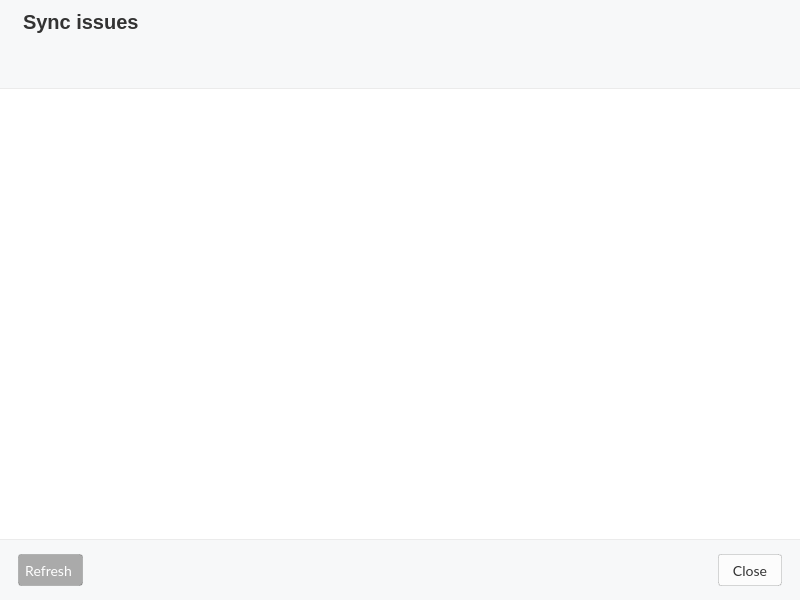
meganz/MEGAsync, file src/MEGASync/stalled_issues/gui/macx/StalledIssuesDialog.ui: the form before one commit.
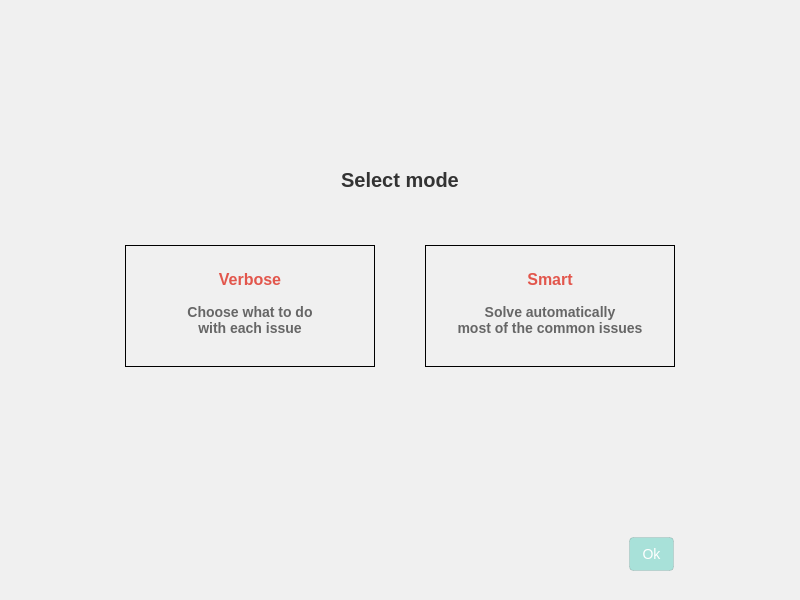
The form after the commit. Icons and pictures are not drawn. Custom widgets are drawn as their Qt base class.

Commit message: Adapt mode selector to Linux and macOS

The edit to the form file:
```diff
--- a/src/MEGASync/stalled_issues/gui/macx/StalledIssuesDialog.ui
+++ b/src/MEGASync/stalled_issues/gui/macx/StalledIssuesDialog.ui
@@ -102,6 +102,359 @@
     <number>0</number>
    </property>
    <item>
+    <widget class="QStackedWidget" name="stackedWidget">
+     <property name="styleSheet">
+      <string notr="true">#ModeSelector
+{
+background-color: #f0f0f0;
+}</string>
+     </property>
+     <widget class="QWidget" name="ModeSelector">
+      <property name="styleSheet">
+       <string notr="true">#ModeTitle
+{
+  font-family: &quot;Poppins&quot;;
+  font-size:20px;
+  line-height: 30px;
+  font-weight: 600;
+  color: #333333;
+}</string>
+      </property>
+      <layout class="QVBoxLayout" name="verticalLayout_5">
+       <property name="spacing">
+        <number>4</number>
+       </property>
+       <property name="leftMargin">
+        <number>6</number>
+       </property>
+       <property name="topMargin">
+        <number>20</number>
+       </property>
+       <property name="rightMargin">
+        <number>6</number>
+       </property>
+       <property name="bottomMargin">
+        <number>20</number>
+       </property>
+       <item>
+        <spacer name="verticalSpacer_2">
+         <property name="orientation">
+          <enum>Qt::Vertical</enum>
+         </property>
+         <property name="sizeHint" stdset="0">
+          <size>
+           <width>20</width>
+           <height>140</height>
+          </size>
+         </property>
+        </spacer>
+       </item>
+       <item>
+        <widget class="QLabel" name="ModeTitle">
+         <property name="text">
+          <string>Select mode</string>
+         </property>
+         <property name="alignment">
+          <set>Qt::AlignCenter</set>
+         </property>
+        </widget>
+       </item>
+       <item>
+        <spacer name="verticalSpacer_4">
+         <property name="orientation">
+          <enum>Qt::Vertical</enum>
+         </property>
+         <property name="sizeType">
+          <enum>QSizePolicy::Fixed</enum>
+         </property>
+         <property name="sizeHint" stdset="0">
+          <size>
+           <width>20</width>
+           <height>40</height>
+          </size>
+         </property>
+        </spacer>
+       </item>
+       <item>
+        <widget class="QWidget" name="Container" native="true">
+         <property name="styleSheet">
+          <string notr="true">#Verbose[SELECTED=true], #Smart[SELECTED=true] 
+{
+border: 2px solid #f0373a;
+border-radius: 6px;
+background-color: white;
+}
+
+#Verbose[SELECTED=false], #Smart[SELECTED=false] 
+{
+border: 2px solid #c2c2c2;
+border-radius: 6px;
+background-color: #f6f6f6;
+}</string>
+         </property>
+         <layout class="QHBoxLayout" name="horizontalLayout_4">
+          <property name="leftMargin">
+           <number>75</number>
+          </property>
+          <property name="rightMargin">
+           <number>75</number>
+          </property>
+          <item>
+           <widget class="QFrame" name="Verbose">
+            <property name="minimumSize">
+             <size>
+              <width>0</width>
+              <height>0</height>
+             </size>
+            </property>
+            <property name="maximumSize">
+             <size>
+              <width>250</width>
+              <height>16777215</height>
+             </size>
+            </property>
+            <property name="cursor">
+             <cursorShape>PointingHandCursor</cursorShape>
+            </property>
+            <property name="styleSheet">
+             <string notr="true">#VerboseTitle
+{
+  font-family: &quot;Poppins&quot;;
+  font-size:16px;
+  line-height: 30px;
+  font-weight: 600;
+  color: #e2564c;
+}
+
+#VerboseDescription
+{
+  font-family: &quot;Poppins&quot;;
+  font-size:14px;
+  line-height: 30px;
+  font-weight: 600;
+  color: #666666;
+}
+</string>
+            </property>
+            <property name="frameShape">
+             <enum>QFrame::Panel</enum>
+            </property>
+            <layout class="QVBoxLayout" name="verticalLayout_6">
+             <property name="spacing">
+              <number>15</number>
+             </property>
+             <property name="leftMargin">
+              <number>0</number>
+             </property>
+             <property name="rightMargin">
+              <number>0</number>
+             </property>
+             <property name="bottomMargin">
+              <number>30</number>
+             </property>
+             <item>
+              <widget class="QWidget" name="VerboseIcon" native="true"/>
+             </item>
+             <item>
+              <widget class="QLabel" name="VerboseTitle">
+               <property name="text">
+                <string>Verbose</string>
+               </property>
+               <property name="alignment">
+                <set>Qt::AlignCenter</set>
+               </property>
+              </widget>
+             </item>
+             <item>
+              <widget class="QLabel" name="VerboseDescription">
+               <property name="text">
+                <string>Choose what to do
+with each issue</string>
+               </property>
+               <property name="alignment">
+                <set>Qt::AlignCenter</set>
+               </property>
+              </widget>
+             </item>
+            </layout>
+           </widget>
+          </item>
+          <item>
+           <widget class="QFrame" name="Smart">
+            <property name="minimumSize">
+             <size>
+              <width>0</width>
+              <height>0</height>
+             </size>
+            </property>
+            <property name="maximumSize">
+             <size>
+              <width>250</width>
+              <height>16777215</height>
+             </size>
+            </property>
+            <property name="cursor">
+             <cursorShape>PointingHandCursor</cursorShape>
+            </property>
+            <property name="styleSheet">
+             <string notr="true">#SmartTitle
+{
+  font-family: &quot;Poppins&quot;;
+  font-size:16px;
+  line-height: 30px;
+  font-weight: 600;
+  color: #e2564c;
+}
+
+#SmartDescription
+{
+  font-family: &quot;Poppins&quot;;
+  font-size:14px;
+  line-height: 30px;
+  font-weight: 600;
+  color: #666666;
+}
+</string>
+            </property>
+            <property name="frameShape">
+             <enum>QFrame::Panel</enum>
+            </property>
+            <layout class="QVBoxLayout" name="verticalLayout_7">
+             <property name="spacing">
+              <number>15</number>
+             </property>
+             <property name="leftMargin">
+              <number>0</number>
+             </property>
+             <property name="rightMargin">
+              <number>0</number>
+             </property>
+             <property name="bottomMargin">
+              <number>30</number>
+             </property>
+             <item>
+              <widget class="QWidget" name="SmartIcon" native="true"/>
+             </item>
+             <item>
+              <widget class="QLabel" name="SmartTitle">
+               <property name="text">
+                <string>Smart</string>
+               </property>
+               <property name="alignment">
+                <set>Qt::AlignCenter</set>
+               </property>
+              </widget>
+             </item>
+             <item>
+              <widget class="QLabel" name="SmartDescription">
+               <property name="text">
+                <string>Solve automatically
+most of the common issues</string>
+               </property>
+               <property name="alignment">
+                <set>Qt::AlignCenter</set>
+               </property>
+              </widget>
+             </item>
+            </layout>
+           </widget>
+          </item>
+         </layout>
+        </widget>
+       </item>
+       <item>
+        <spacer name="verticalSpacer">
+         <property name="orientation">
+          <enum>Qt::Vertical</enum>
+         </property>
+         <property name="sizeHint" stdset="0">
+          <size>
+           <width>20</width>
+           <height>141</height>
+          </size>
+         </property>
+        </spacer>
+       </item>
+       <item>
+        <widget class="QWidget" name="ButtonContainer" native="true">
+         <layout class="QVBoxLayout" name="verticalLayout_8">
+          <property name="rightMargin">
+           <number>120</number>
+          </property>
+          <item alignment="Qt::AlignRight">
+           <widget class="QPushButton" name="SelectButton">
+            <property name="enabled">
+             <bool>false</bool>
+            </property>
+            <property name="sizePolicy">
+             <sizepolicy hsizetype="Preferred" vsizetype="Fixed">
+              <horstretch>0</horstretch>
+              <verstretch>0</verstretch>
+             </sizepolicy>
+            </property>
+            <property name="minimumSize">
+             <size>
+              <width>0</width>
+              <height>34</height>
+             </size>
+            </property>
+            <property name="cursor">
+             <cursorShape>PointingHandCursor</cursorShape>
+            </property>
+            <property name="styleSheet">
+             <string notr="true">QPushButton
+{
+min-height:32px;
+padding-left:12px;
+padding-right:12px;
+font-size:14px;
+font-weight: 400;
+border-radius:4px;
+background:#00BFA5;
+border: 1px solid rgba(0, 0, 0, 0.1);
+color:#FFFFFF;
+}
+
+QPushButton:disabled
+{
+background: rgba(0, 191, 165, 0.3);
+color:#FFFFFF;
+}
+
+QPushButton:hover
+{
+background: #00A787;
+color:#FFFFFF;
+}</string>
+            </property>
+            <property name="text">
+             <string>Ok</string>
+            </property>
+           </widget>
+          </item>
+         </layout>
+        </widget>
+       </item>
+      </layout>
+     </widget>
+     <widget class="QWidget" name="View">
+      <layout class="QVBoxLayout" name="verticalLayout_4">
+       <property name="spacing">
+        <number>0</number>
+       </property>
+       <property name="leftMargin">
+        <number>0</number>
+       </property>
+       <property name="topMargin">
+        <number>0</number>
+       </property>
+       <property name="rightMargin">
+        <number>0</number>
+       </property>
+       <property name="bottomMargin">
+        <number>0</number>
+       </property>
+       <item>
     <widget class="QWidget" name="header" native="true">
      <property name="minimumSize">
       <size>
@@ -172,7 +525,7 @@
           <number>0</number>
          </property>
          <property name="rightMargin">
-          <number>9</number>
+              <number>15</number>
          </property>
          <property name="bottomMargin">
           <number>0</number>
@@ -649,6 +1002,10 @@
        </widget>
       </item>
      </layout>
+        </widget>
+       </item>
+      </layout>
+     </widget>
     </widget>
    </item>
   </layout>
```
Left out of the diff: 34 changed lines with no effect on the pictures. Lines whose indentation alone changed are shown as unchanged. The commit also changes 5 other files.
